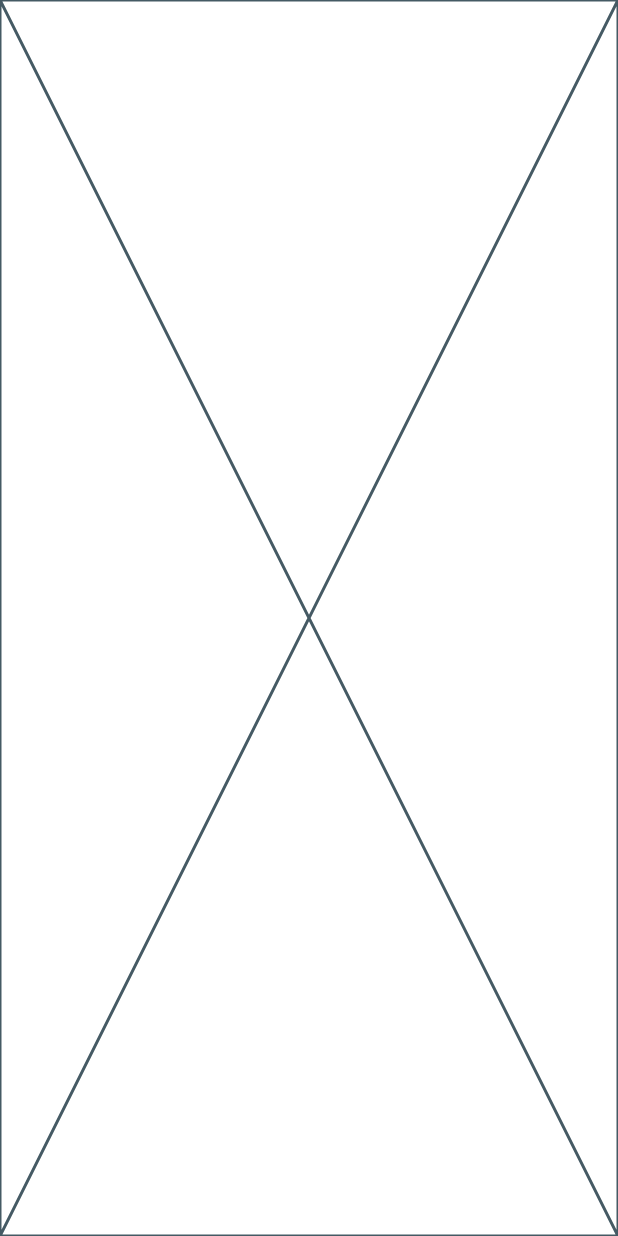
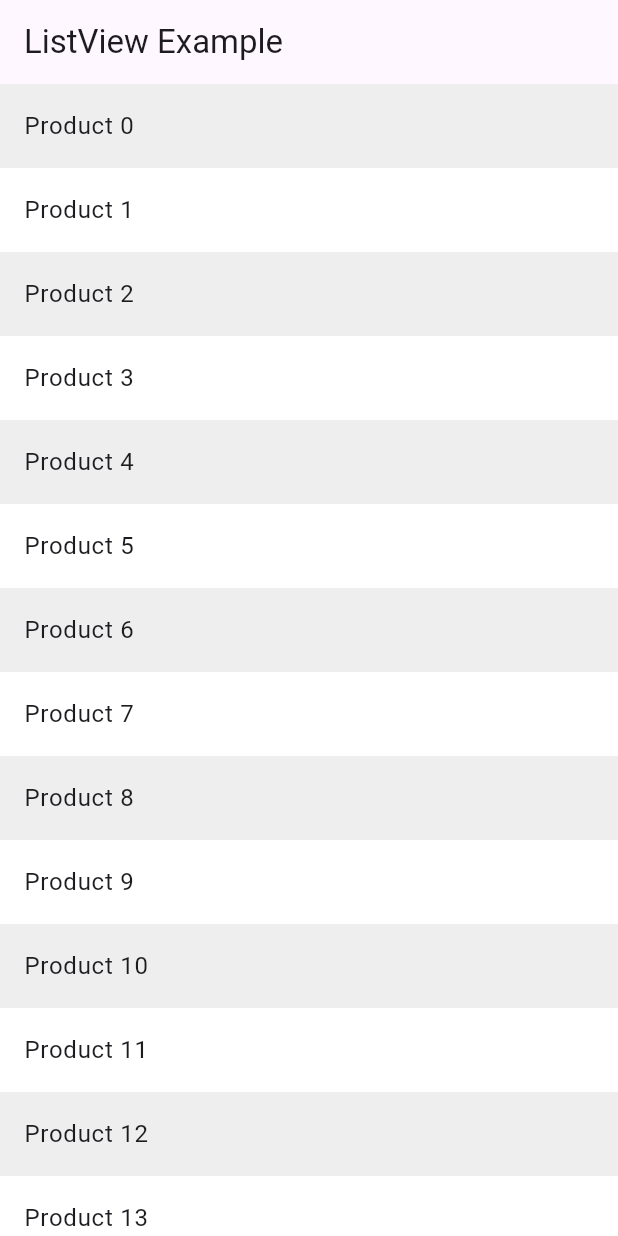
Before and after one commit to Qousai0/tasks, a Flutter app: the screen it shows after launch, on a phone screen of 412 x 824 dp. Run offline on Flutter 3.47's test engine with Material 3 defaults, Android fonts, the phone set to English and light mode, and no system bars.

Commit message:
Task 3 4/2/2025  2:02 PM listview example

```diff
--- a/lib/tasks/task3.dart
+++ b/lib/tasks/task3.dart
@@ -5,6 +5,27 @@ class Task3 extends StatelessWidget {
 
   @override
   Widget build(BuildContext context) {
-    return const Placeholder();
+    return  ListViewExample();
   }
 }
+
+class ListViewExample extends StatelessWidget {
+  ListViewExample({super.key});
+  final products = List.generate(100, (index) => 'Product $index');
+
+  @override
+  Widget build(BuildContext context) {
+    return Scaffold(
+      appBar: AppBar(
+        title: const Text('ListView Example'),
+      ),
+      body: ListView.builder(
+        itemCount: products.length,
+        itemBuilder: (context, index) => ListTile(
+          tileColor: (index % 2 == 0) ? Colors.grey[200] : Colors.white,
+          title: Text('Product $index'),
+        ),
+      ),
+    );
+  }
+}
```
